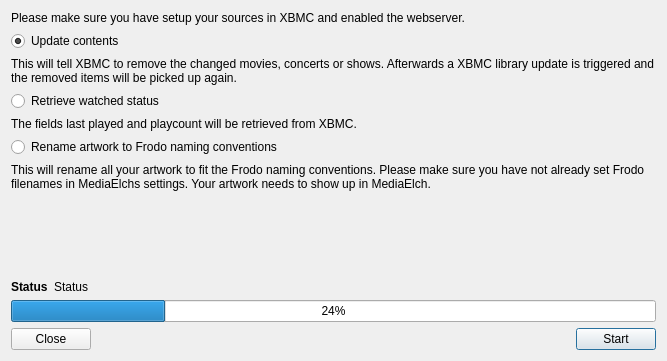
Komet/MediaElch, file xbmc/XbmcSync.ui: the form before one commit.
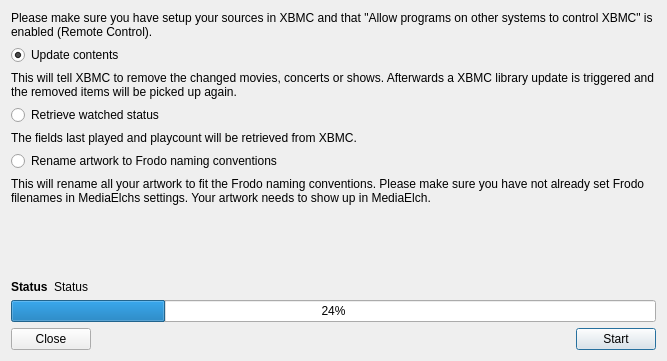
The form after the commit.

Diff of the .ui file:
```diff
--- a/xbmc/XbmcSync.ui
+++ b/xbmc/XbmcSync.ui
@@ -23,7 +23,7 @@
    <item>
     <widget class="QLabel" name="label_5">
      <property name="text">
-      <string>Please make sure you have setup your sources in XBMC and enabled the webserver.</string>
+      <string>Please make sure you have setup your sources in XBMC and that &quot;Allow programs on other systems to control XBMC&quot; is enabled (Remote Control).</string>
      </property>
      <property name="wordWrap">
       <bool>true</bool>
```
